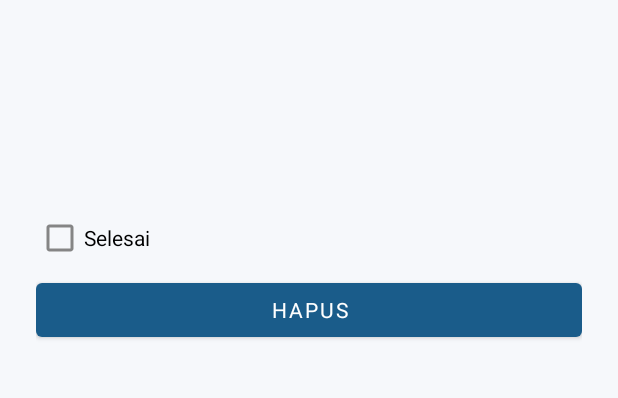
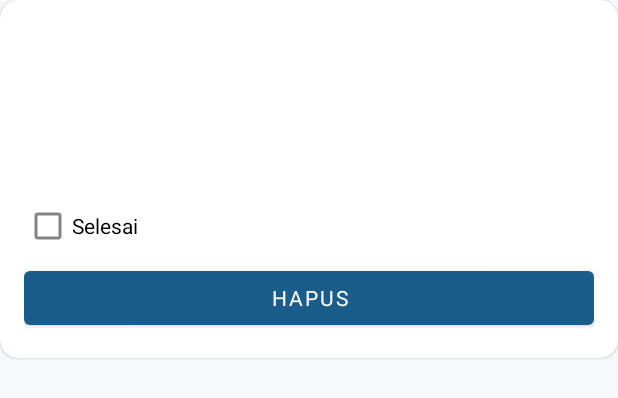
Before and after one commit to rantizi/smart-campus-mc, an Android app: the layout item_task.xml on its own in the app's theme, with its tools: preview values and no code run, on a phone screen of 412 x 824 dp. Shown: the top 398 px of the screen. Run offline under Robolectric (Android 15) with nearby library versions, the phone set to English and light mode, and no system bars.

```diff
--- a/app/src/main/res/layout/item_task.xml
+++ b/app/src/main/res/layout/item_task.xml
@@ -1,7 +1,9 @@
-<LinearLayout xmlns:android="http://schemas.android.com/apk/res/android" android:layout_width="match_parent" android:layout_height="wrap_content" android:orientation="vertical" android:padding="24dp">
+<com.google.android.material.card.MaterialCardView xmlns:android="http://schemas.android.com/apk/res/android" android:layout_width="match_parent" android:layout_height="wrap_content" android:layout_marginBottom="8dp">
+<LinearLayout android:layout_width="match_parent" android:layout_height="wrap_content" android:orientation="vertical">
 <TextView android:layout_width="match_parent" android:layout_height="wrap_content" android:id="@+id/title" android:textSize="16sp" android:minHeight="48dp" android:gravity="center_vertical" android:background="?attr/selectableItemBackground" android:clickable="true" android:focusable="true" android:layout_marginTop="8dp" android:textStyle="bold" android:accessibilityLiveRegion="polite" />
 <TextView android:layout_width="match_parent" android:layout_height="wrap_content" android:id="@+id/course" android:textSize="14sp" android:layout_marginTop="8dp" android:accessibilityLiveRegion="polite" />
 <TextView android:layout_width="match_parent" android:layout_height="wrap_content" android:id="@+id/deadline" android:textSize="14sp" android:layout_marginTop="8dp" android:accessibilityLiveRegion="polite" />
 <CheckBox android:layout_width="match_parent" android:layout_height="wrap_content" android:id="@+id/done" android:minHeight="48dp" android:text="@string/task_done" />
 <com.google.android.material.button.MaterialButton android:layout_width="match_parent" android:layout_height="wrap_content" android:id="@+id/remove" android:minHeight="48dp" android:text="@string/task_delete" />
 </LinearLayout>
+</com.google.android.material.card.MaterialCardView>
--- a/app/src/main/res/values/strings_tasks.xml
+++ b/app/src/main/res/values/strings_tasks.xml
@@ -22,5 +22,6 @@
     <string name="task_notifications_on">Izin notifikasi aktif. Waktu tampil pengingat dapat dipengaruhi perangkat.</string>
     <string name="task_notifications_off">Notifikasi belum diizinkan. Tugas tetap dapat disimpan.</string>
     <string name="task_save">Simpan</string>
+    <string name="task_overdue">%1$s · terlambat</string>
     <string-array name="task_sources"><item>LAINNYA</item><item>LMS</item><item>CLASSROOM</item><item>WA</item><item>LISAN</item></string-array>
 </resources>
```
Also changed, not shown: app/src/main/java/com/unpad/padukampus/ui/tasks/TaskAdapter.kt (+16 -0 lines).
